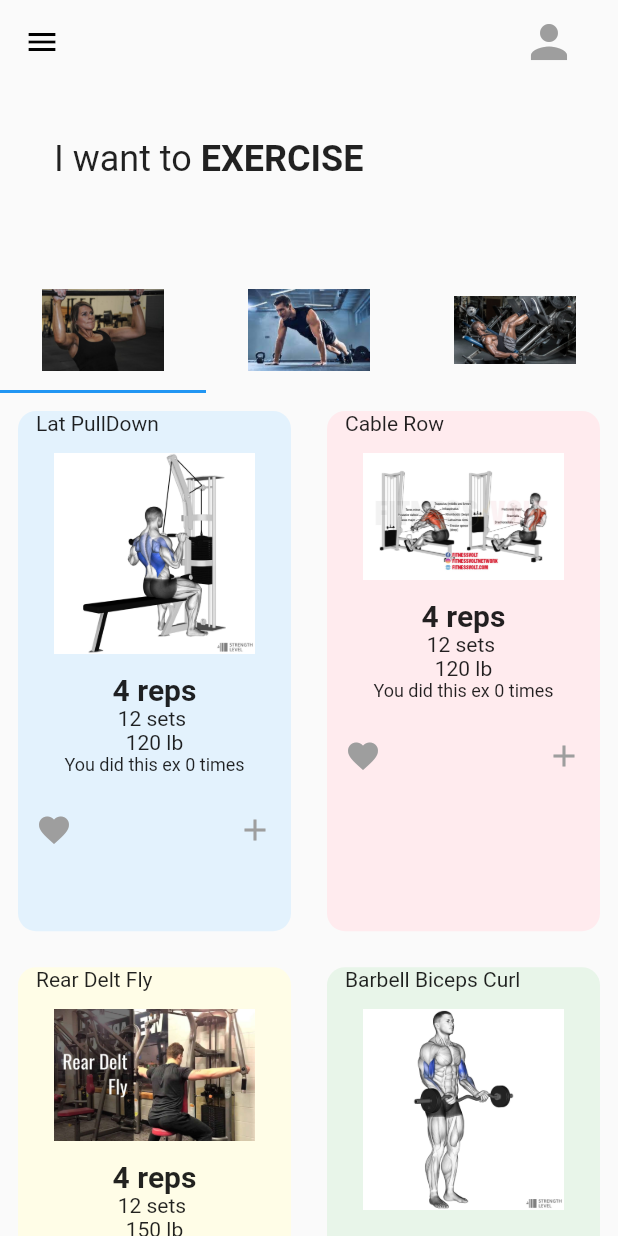
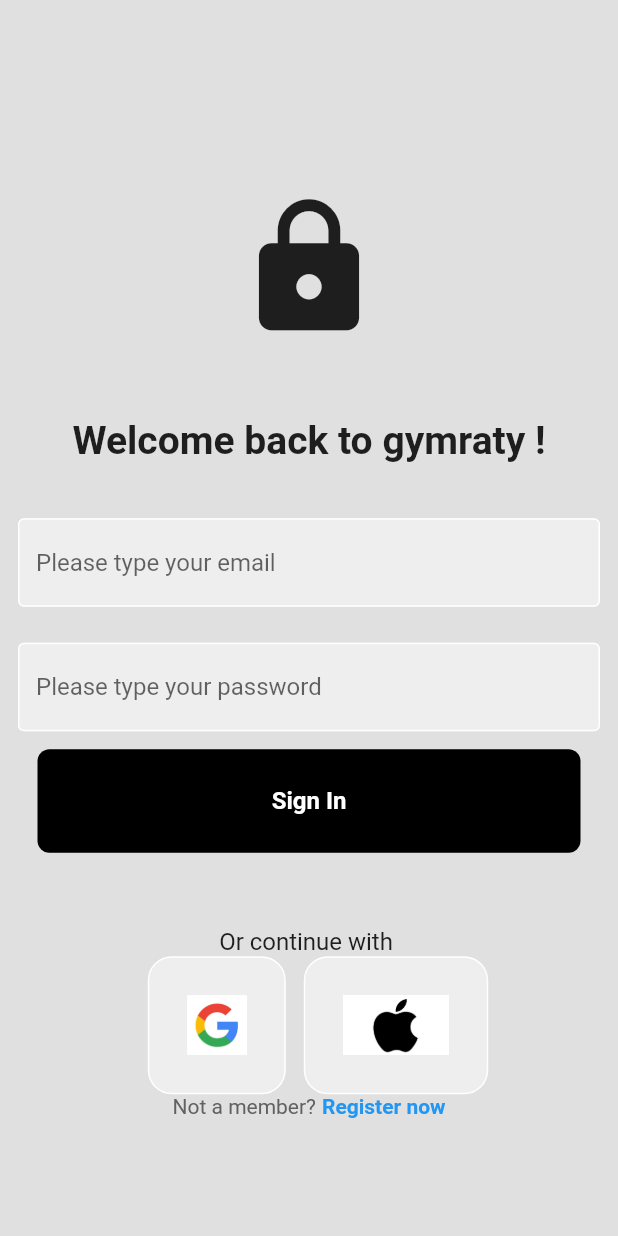
Before and after one commit to ahmedadelelshaer/Gym_app-tial, a Flutter app: the screen it shows after launch, on a phone screen of 412 x 824 dp. Run offline on Flutter 3.47's test engine with Material 2 defaults, Android fonts, the phone set to English and light mode, and no system bars; our stand-ins replace firebase_auth, firebase_core; accounts and stored records are empty.

Commit message:
login step

```diff
--- a/lib/main.dart
+++ b/lib/main.dart
@@ -1,7 +1,14 @@
+import 'package:firebase_core/firebase_core.dart';
 import 'package:flutter/material.dart';
-import 'package:gymapp/home_page.dart';
+import 'package:gymapp/screens/LogIn.dart';
+import 'package:gymapp/screens/auth_screen.dart';
+import 'firebase_options.dart';
 
-void main() {
+void main() async {
+  WidgetsFlutterBinding.ensureInitialized();
+  await Firebase.initializeApp(
+    options: DefaultFirebaseOptions.currentPlatform,
+  );
   runApp(const MyApp());
 }
 
@@ -12,7 +19,7 @@ class MyApp extends StatelessWidget {
   Widget build(BuildContext context) {
     return MaterialApp(
       debugShowCheckedModeBanner: false,
-      home: HomePage(),
+      home: AuthPage(),
     );
   }
 }
--- /dev/null
+++ b/lib/my_buttons.dart
@@ -0,0 +1,32 @@
+import 'package:flutter/material.dart';
+
+class MyButton extends StatelessWidget {
+  final Function()? onTap;
+
+  const MyButton({super.key, required this.onTap});
+
+  @override
+  Widget build(BuildContext context) {
+    return GestureDetector(
+      onTap: onTap,
+      child: Container(
+        padding: const EdgeInsets.all(25),
+        margin: const EdgeInsets.symmetric(horizontal: 25),
+        decoration: BoxDecoration(
+          color: Colors.black,
+          borderRadius: BorderRadius.circular(8),
+        ),
+        child: const Center(
+          child: Text(
+            "Sign In",
+            style: TextStyle(
+              color: Colors.white,
+              fontWeight: FontWeight.bold,
+              fontSize: 16,
+            ),
+          ),
+        ),
+      ),
+    );
+  }
+}
--- /dev/null
+++ b/lib/screens/LogIn.dart
@@ -0,0 +1,163 @@
+import 'package:firebase_auth/firebase_auth.dart';
+
+import 'package:flutter/material.dart';
+import 'package:gymapp/my_buttons.dart';
+import 'package:gymapp/style_square.dart';
+import 'package:gymapp/utilites/dialog.dart/dialog.dart';
+
+class LogIn extends StatefulWidget {
+  const LogIn({super.key});
+
+  @override
+  State<LogIn> createState() => _LogInState();
+}
+
+class _LogInState extends State<LogIn> {
+  final emailController = TextEditingController();
+  final passwordController = TextEditingController();
+  void signin() async {
+    showDialog(
+      context: context,
+      builder: (context) {
+        return const Center(
+          child: CircularProgressIndicator(),
+        );
+      },
+    );
+    try {
+      await FirebaseAuth.instance.signInWithEmailAndPassword(
+        email: emailController.text,
+        password: passwordController.text,
+      );
+      Navigator.pop(context);
+    } on FirebaseAuthException catch (e) {
+      Navigator.pop(context);
+      if (e.code == 'user-not-found') {
+        dialog(context, "User not found");
+      } else if (e.code == 'wrong-password') {
+        dialog(context, "Password is incorrect");
+      } else if (e.code == 'invalid-email') {
+        dialog(context, "Invalid Email");
+      } else {
+        print(e.code);
+      }
+    }
+  }
+
+  @override
+  Widget build(BuildContext context) {
+    return Scaffold(
+        backgroundColor: Colors.grey[300],
+        body: SafeArea(
+          child: Center(
+            child: SingleChildScrollView(
+              child: Column(
+                children: [
+                  SizedBox(
+                    height: 50,
+                  ),
+                  Icon(
+                    Icons.lock,
+                    size: 100,
+                  ),
+                  SizedBox(
+                    height: 50,
+                  ),
+                  Text("Welcome back to gymraty !",
+                      style: TextStyle(
+                        fontWeight: FontWeight.bold,
+                        fontSize: 26,
+                      )),
+                  SizedBox(
+                    height: 25,
+                  ),
+                  Padding(
+                    padding: EdgeInsets.all(12.0),
+                    child: TextField(
+                      controller: emailController,
+                      enableSuggestions: false,
+                      autocorrect: false,
+                      keyboardType: TextInputType.emailAddress,
+                      obscureText: false,
+                      decoration: InputDecoration(
+                          enabledBorder: OutlineInputBorder(
+                            borderSide: BorderSide(
+                              color: Colors.white,
+                            ),
+                          ),
+                          focusedBorder: OutlineInputBorder(
+                            borderSide: BorderSide(color: Colors.grey),
+                          ),
+                          fillColor: Colors.grey.shade200,
+                          filled: true,
+                          hintText: "Please type your email"),
+                    ),
+                  ),
+                  Padding(
+                    padding: EdgeInsets.all(12.0),
+                    child: TextField(
+                      controller: passwordController,
+                      enableSuggestions: false,
+                      autocorrect: false,
+                      obscureText: true,
+                      decoration: InputDecoration(
+                          enabledBorder: OutlineInputBorder(
+                            borderSide: BorderSide(
+                              color: Colors.white,
+                            ),
+                          ),
+                          focusedBorder: OutlineInputBorder(
+                            borderSide: BorderSide(color: Colors.grey),
+                          ),
+                          fillColor: Colors.grey.shade200,
+                          filled: true,
+                          hintText: "Please type your password"),
+                    ),
+                  ),
+                  MyButton(onTap: signin),
+                  SizedBox(
+                    height: 50,
+                  ),
+                  Text(
+                    "Or continue with ",
+                    style: TextStyle(fontSize: 16),
+                  ),
+                  Row(
+                    mainAxisAlignment: MainAxisAlignment.center,
+                    children: const [
+                      Padding(
+                        padding: EdgeInsets.symmetric(horizontal: 12.0),
+                        child: SquareTile(imagePath: "assets/googlelogo.jpg"),
+                      ),
+                      SizedBox(
+                        height: 25,
+                      ),
+                      SquareTile(imagePath: "assets/applelogo.png")
+                    ],
+                  ),
+                  Row(
+                    mainAxisAlignment: MainAxisAlignment.center,
+                    children: [
+                      Text(
+                        'Not a member?',
+                        style: TextStyle(color: Colors.grey[700]),
+                      ),
+                      const SizedBox(width: 4),
+                      GestureDetector(
+                        child: const Text(
+                          'Register now',
+                          style: TextStyle(
+                            color: Colors.blue,
+                            fontWeight: FontWeight.bold,
+                          ),
+                        ),
+                      ),
+                    ],
+                  )
+                ],
+              ),
+            ),
+          ),
+        ));
+  }
+}
--- /dev/null
+++ b/lib/screens/auth_screen.dart
@@ -0,0 +1,23 @@
+import 'package:firebase_auth/firebase_auth.dart';
+import 'package:flutter/material.dart';
+import 'package:gymapp/gym_page.dart';
+import 'package:gymapp/screens/LogIn.dart';
+
+class AuthPage extends StatelessWidget {
+  const AuthPage({super.key});
+
+  @override
+  Widget build(BuildContext context) {
+    return Scaffold(
+        body: StreamBuilder<User?>(
+      stream: FirebaseAuth.instance.authStateChanges(),
+      builder: (context, snapshot) {
+        if (snapshot.hasData) {
+          return GymPage();
+        } else {
+          return LogIn();
+        }
+      },
+    ));
+  }
+}
--- /dev/null
+++ b/lib/style_square.dart
@@ -0,0 +1,25 @@
+import 'package:flutter/material.dart';
+
+class SquareTile extends StatelessWidget {
+  final String imagePath;
+  const SquareTile({
+    super.key,
+    required this.imagePath,
+  });
+
+  @override
+  Widget build(BuildContext context) {
+    return Container(
+      padding: EdgeInsets.all(25),
+      decoration: BoxDecoration(
+        border: Border.all(color: Colors.white),
+        borderRadius: BorderRadius.circular(16),
+        color: Colors.grey[200],
+      ),
+      child: Image.asset(
+        imagePath,
+        height: 40,
+      ),
+    );
+  }
+}
--- a/pubspec.yaml
+++ b/pubspec.yaml
@@ -35,6 +35,8 @@ dependencies:
   # The following adds the Cupertino Icons font to your application.
   # Use with the CupertinoIcons class for iOS style icons.
   cupertino_icons: ^1.0.2
+  firebase_auth: ^4.8.0
+  firebase_core: ^2.15.1
 
 dev_dependencies:
   flutter_test:
@@ -74,6 +76,8 @@ flutter:
      - assets/reardelt.jpg
      - assets/gkgkyujufyjfyjf.jpeg
      - assets/bluesky.png
+     - assets/applelogo.png
+     - assets/googlelogo.jpg
   # An image asset can refer to one or more resolution-specific "variants", see
   # https://flutter.dev/assets-and-images/#resolution-aware
 
```
Also changed, not shown: lib/gym_page.dart (added, +125 -0 lines), lib/navbar.dart (+13 -5 lines), assets/applelogo.png (added), assets/googlelogo.jpg (added), lib/firebase_options.dart (added), pubspec.lock, 8 other files.
